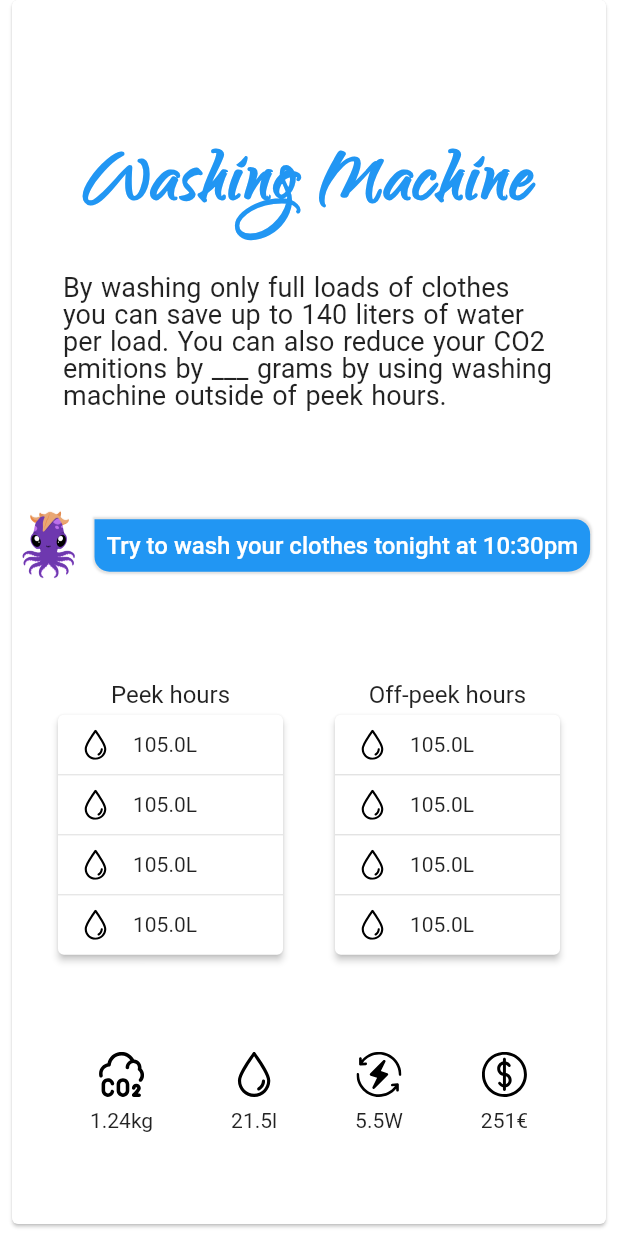
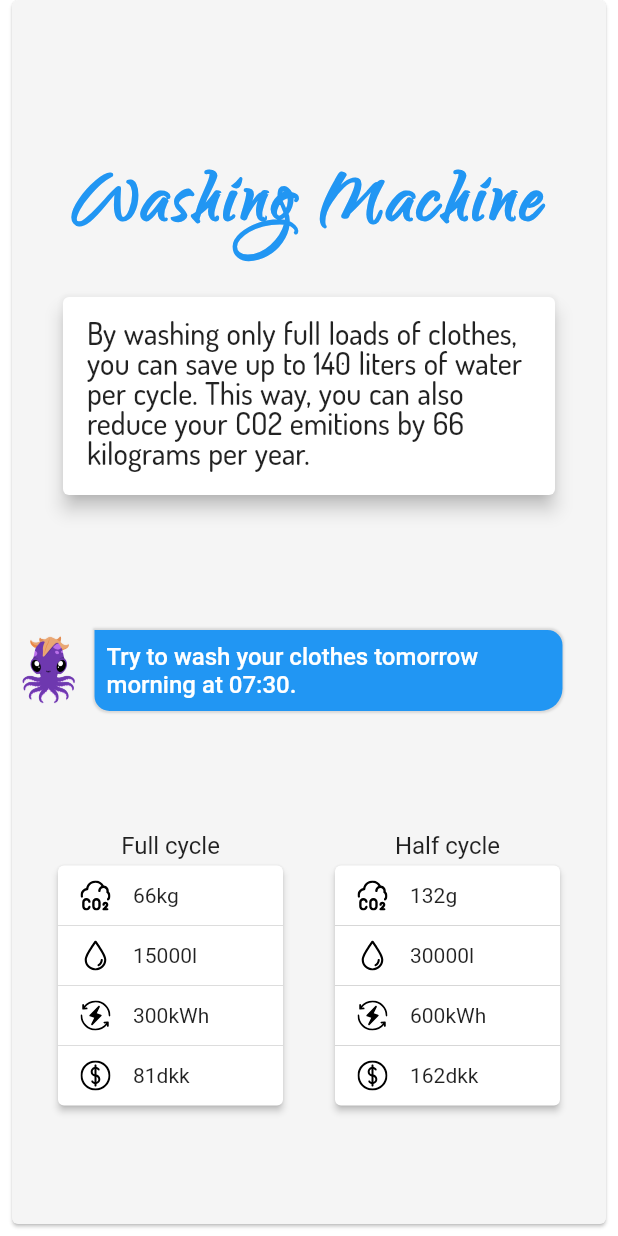
Before and after one commit to Duchynko/hackathon_sexy_water, a Flutter app: the screen it shows after launch, after a tap on "Read more", on a phone screen of 412 x 824 dp. Run offline on Flutter 3.47's test engine with Material 2 defaults, Android fonts, the phone set to English and light mode, and no system bars; our stand-ins replace flutter_svg.

Commit message:
suggestions and bottom modal finished

```diff
--- a/lib/model/solution.dart
+++ b/lib/model/solution.dart
@@ -7,10 +7,17 @@ class Solution {
   final String fullDescription;
   final String image;
   final String bottomImage;
-  final double co2;
-  final double water;
-  final double energy;
-  final double money;
+  final String message;
+  final int co2;
+  final int water;
+  final int energy;
+  final int money;
+  final int secondCo2;
+  final int secondWater;
+  final int secondEnergy;
+  final int secondMoney;
+  final String firstTable;
+  final String secondTable;
 
   Solution({ this.name,
     this.background,
@@ -18,10 +25,17 @@ class Solution {
     this.fullDescription,
     this.image,
     this.bottomImage,
+    this.message,
     this.co2,
     this.water,
     this.energy,
-    this.money
+    this.money,
+    this.secondCo2,
+    this.secondWater,
+    this.secondEnergy,
+    this.secondMoney,
+    this.firstTable,
+    this.secondTable
   });
 
 }
--- a/lib/widgets/full_dialog.dart
+++ b/lib/widgets/full_dialog.dart
@@ -9,6 +9,7 @@ class SolutionDetailsDialog extends StatefulWidget {
   final LinearGradient cardColor;
   final Solution solution;
 
+
   @override
   SolutionDetailsDialogState createState() => new SolutionDetailsDialogState();
 }
@@ -18,7 +19,7 @@ class SolutionDetailsDialogState extends State<SolutionDetailsDialog> {
   Widget build(BuildContext context) {
     return Card(
       margin: EdgeInsets.only(right: 8.0, left: 8.0, bottom: 8.0),
-      color: Colors.white,
+      color: Colors.grey.shade100,
       child: Column(
         mainAxisAlignment: MainAxisAlignment.spaceEvenly,
         children: <Widget>[
@@ -35,18 +36,24 @@ class SolutionDetailsDialogState extends State<SolutionDetailsDialog> {
                         fontSize: 60.0,
                         fontFamily: 'Qwigley',
                         fontWeight: FontWeight.w800,
-                        letterSpacing: 2.0
+                        letterSpacing: 3.0
                     ),
                   ),
                 ),
-                Padding(
-                  padding: EdgeInsets.only(right: 34.0, left: 34.0),
-                  child: Text(
-                    widget.solution.fullDescription,
-                    style: TextStyle(
-                        fontSize: 18.0,
-                        wordSpacing: 1.2,
+                Card(
+                  margin: EdgeInsets.only(left: 34.0, right: 34.0, bottom: 10.0),
+                  elevation: 5.0,
+                  child: Padding(
+                    padding: EdgeInsets.all(16.0),
+                    child: Text(
+                      widget.solution.fullDescription,
+                      style: TextStyle(
+                        fontFamily: 'Dosis',
+                        fontSize: 20.0,
+                        fontWeight: FontWeight.w500,
+                        wordSpacing: 1.0,
                         height: 1.0,
+                      ),
                     ),
                   ),
                 )
@@ -55,13 +62,14 @@ class SolutionDetailsDialogState extends State<SolutionDetailsDialog> {
           ),
           Row(children: <Widget>[
             Image.asset("assets/images/lulu.gif", width: 50.0),
-            Bubble("Try to wash your clothes tonight at 10:30pm", Colors.blue),
+            Bubble(widget.solution.message, Colors.blue),
           ]),
           Row(
               mainAxisAlignment: MainAxisAlignment.spaceEvenly,
               children: <Widget>[
                 Column(children: <Widget>[
-                  Text("Peek hours",
+                  Text(
+                    widget.solution.firstTable,
                     style: TextStyle(
                       fontSize: 16.0
                     )
@@ -86,12 +94,12 @@ class SolutionDetailsDialogState extends State<SolutionDetailsDialog> {
                             Container(
                               padding: EdgeInsets.all(10.0),
                               child: SvgPicture.asset(
-                                "assets/images/water.svg",
+                                "assets/images/co2.svg",
                                 width: 20.0,
                                 height: 20.0,
                               ),
                             ),
-                            Text(widget.solution.water.toString() + "L")
+                            Text(widget.solution.secondCo2.toString() + "kg")
                           ]),
                           TableRow(children: <Widget>[
                             Container(
@@ -102,29 +110,29 @@ class SolutionDetailsDialogState extends State<SolutionDetailsDialog> {
                                 height: 20.0,
                               ),
                             ),
-                            Text(widget.solution.water.toString() + "L")
+                            Text(widget.solution.secondWater.toString() + "l")
                           ]),
                           TableRow(children: <Widget>[
                             Container(
                               padding: EdgeInsets.all(10.0),
                               child: SvgPicture.asset(
-                                "assets/images/water.svg",
+                                "assets/images/energy.svg",
                                 width: 20.0,
                                 height: 20.0,
                               ),
                             ),
-                            Text(widget.solution.water.toString() + "L")
+                            Text(widget.solution.secondEnergy.toString() + "kWh")
                           ]),
                           TableRow(children: <Widget>[
                             Container(
                               padding: EdgeInsets.all(10.0),
                               child: SvgPicture.asset(
-                                "assets/images/water.svg",
+                                "assets/images/money.svg",
                                 width: 20.0,
                                 height: 20.0,
                               ),
                             ),
-                            Text(widget.solution.water.toString() + "L")
+                            Text(widget.solution.secondMoney.toString() + "dkk")
                           ])
                         ],
                       ),
@@ -134,7 +142,7 @@ class SolutionDetailsDialogState extends State<SolutionDetailsDialog> {
                 Column(
                   children: <Widget>[
                     Text(
-                      "Off-peek hours",
+                      widget.solution.secondTable,
                       style: TextStyle(
                         fontSize: 16.0,
                       ),
@@ -159,12 +167,12 @@ class SolutionDetailsDialogState extends State<SolutionDetailsDialog> {
                               Container(
                                 padding: EdgeInsets.all(10.0),
                                 child: SvgPicture.asset(
-                                  "assets/images/water.svg",
+                                  "assets/images/co2.svg",
                                   width: 20.0,
                                   height: 20.0,
                                 ),
                               ),
-                              Text(widget.solution.water.toString() + "L")
+                              Text(widget.solution.co2.toString() + "g")
                             ]),
                             TableRow(children: <Widget>[
                               Container(
@@ -175,29 +183,29 @@ class SolutionDetailsDialogState extends State<SolutionDetailsDialog> {
                                   height: 20.0,
                                 ),
                               ),
-                              Text(widget.solution.water.toString() + "L")
+                              Text(widget.solution.water.toString() + "l")
                             ]),
                             TableRow(children: <Widget>[
                               Container(
                                 padding: EdgeInsets.all(10.0),
                                 child: SvgPicture.asset(
-                                  "assets/images/water.svg",
+                                  "assets/images/energy.svg",
                                   width: 20.0,
                                   height: 20.0,
                                 ),
                               ),
-                              Text(widget.solution.water.toString() + "L")
+                              Text(widget.solution.energy.toString() + "kWh")
                             ]),
                             TableRow(children: <Widget>[
                               Container(
                                 padding: EdgeInsets.all(10.0),
                                 child: SvgPicture.asset(
-                                  "assets/images/water.svg",
+                                  "assets/images/money.svg",
                                   width: 20.0,
                                   height: 20.0,
                                 ),
                               ),
-                              Text(widget.solution.water.toString() + "L")
+                              Text(widget.solution.money.toString() + "dkk")
                             ])
                           ],
                         ),
@@ -205,66 +213,8 @@ class SolutionDetailsDialogState extends State<SolutionDetailsDialog> {
                     ),
                   ],
                 ),
-              ]),
-          Container(
-            child: Row(
-              mainAxisAlignment: MainAxisAlignment.spaceEvenly,
-              children: <Widget>[
-                Column(
-                  children: <Widget>[
-                    SvgPicture.asset(
-                      "assets/images/co2.svg",
-                      width: 30.0,
-                      height: 30.0,
-                    ),
-                    Padding(
-                      padding: EdgeInsets.only(top: 8.0),
-                      child: Text("1.24kg"),
-                    )
-                  ],
-                ),
-                Column(
-                  children: <Widget>[
-                    SvgPicture.asset(
-                      "assets/images/water.svg",
-                      width: 30.0,
-                      height: 30.0,
-                    ),
-                    Padding(
-                      padding: EdgeInsets.only(top: 8.0),
-                      child: Text("21.5l"),
-                    )
-                  ],
-                ),
-                Column(
-                  children: <Widget>[
-                    SvgPicture.asset(
-                      "assets/images/energy.svg",
-                      width: 30.0,
-                      height: 30.0,
-                    ),
-                    Padding(
-                      padding: EdgeInsets.only(top: 8.0),
-                      child: Text("5.5W"),
-                    )
-                  ],
-                ),
-                Column(
-                  children: <Widget>[
-                    SvgPicture.asset(
-                      "assets/images/money.svg",
-                      width: 30.0,
-                      height: 30.0,
-                    ),
-                    Padding(
-                      padding: EdgeInsets.only(top: 8.0),
-                      child: Text("251€"),
-                    )
-                  ],
-                )
-              ],
+              ]
             ),
-          )
         ],
       ),
     );
--- a/lib/widgets/item_card.dart
+++ b/lib/widgets/item_card.dart
@@ -49,10 +49,10 @@ class _ItemCardState extends State<ItemCard> {
                             widget.solution.name,
                             textAlign: TextAlign.center,
                             style: TextStyle(
-                              fontSize: 50.0,
+                              fontSize: 40.0,
                               fontWeight: FontWeight.w600,
                               fontFamily: 'Qwigley',
-                              letterSpacing: 2.5
+                              letterSpacing: 3.0
                             ),
                           ),
                           Padding(
@@ -132,7 +132,7 @@ class _ItemCardState extends State<ItemCard> {
                               ),
                               Padding(
                                 padding: EdgeInsets.only(top: 8.0),
-                                child: Text("1.24kg"),
+                                child: Text((widget.solution.co2 - widget.solution.secondCo2).toString() + "kg"),
                               )
                             ],
                           ),
@@ -145,7 +145,7 @@ class _ItemCardState extends State<ItemCard> {
                               ),
                               Padding(
                                 padding: EdgeInsets.only(top: 8.0),
-                                child: Text("21.5l"),
+                                child: Text((widget.solution.water - widget.solution.secondWater).toString() + "l"),
                               )
                             ],
                           ),
@@ -158,7 +158,7 @@ class _ItemCardState extends State<ItemCard> {
                               ),
                               Padding(
                                 padding: EdgeInsets.only(top: 8.0),
-                                child: Text("5.5W"),
+                                child: Text((widget.solution.energy - widget.solution.secondEnergy).toString() + "kWh"),
                               )
                             ],
                           ),
@@ -171,13 +171,20 @@ class _ItemCardState extends State<ItemCard> {
                               ),
                               Padding(
                                 padding: EdgeInsets.only(top: 8.0),
-                                child: Text("251€"),
+                                child: Text((widget.solution.money - widget.solution.secondMoney).toString() + "dkk"),
                               )
                             ],
                           )
                         ],
                       ),
-                    )
+                    ),
+                    Text("per year",
+                      style: TextStyle(
+                        fontSize: 25.0,
+                        fontWeight: FontWeight.w600,
+                        fontFamily: 'Qwigley',
+                        letterSpacing: 3.0
+                      ))
                   ],
                 ),
               ),
--- a/lib/widgets/message_bubble.dart
+++ b/lib/widgets/message_bubble.dart
@@ -12,6 +12,7 @@ class Bubble extends StatelessWidget {
       crossAxisAlignment: CrossAxisAlignment.start,
       children: <Widget>[
         Container(
+          width: MediaQuery.of(context).size.width - 100,
           margin: const EdgeInsets.all(5.0),
           padding: const EdgeInsets.all(8.0),
           decoration: BoxDecoration(
@@ -28,16 +29,12 @@ class Bubble extends StatelessWidget {
               bottomRight: Radius.circular(15.0),
             ),
           ),
-          child: Stack(
-            children: <Widget>[
-              Text(message,
-                style: TextStyle(
-                  color: Colors.white,
-                  fontSize: 16.0,
-                  fontWeight: FontWeight.w500
-                ),
-              ),
-            ],
+          child: Text(message,
+            style: TextStyle(
+              color: Colors.white,
+              fontSize: 16.0,
+              fontWeight: FontWeight.w500
+            ),
           ),
         )
       ],
--- a/pubspec.yaml
+++ b/pubspec.yaml
@@ -49,6 +49,10 @@ flutter:
    - assets/images/co2.svg
    - assets/images/money.svg
    - assets/images/lulu.gif
+   - assets/images/dishwasher.svg
+   - assets/images/pump.svg
+   - assets/images/peak.svg
+   - assets/images/shower.svg
 
   # An image asset can refer to one or more resolution-specific "variants", see
   # https://flutter.io/assets-and-images/#resolution-aware.
```
Also changed, not shown: lib/model/solutions.dart (+72 -41 lines), assets/images/dishwasher.svg (added), assets/images/peak.svg (added), assets/images/pump.svg (added), assets/images/shower.svg (added).
